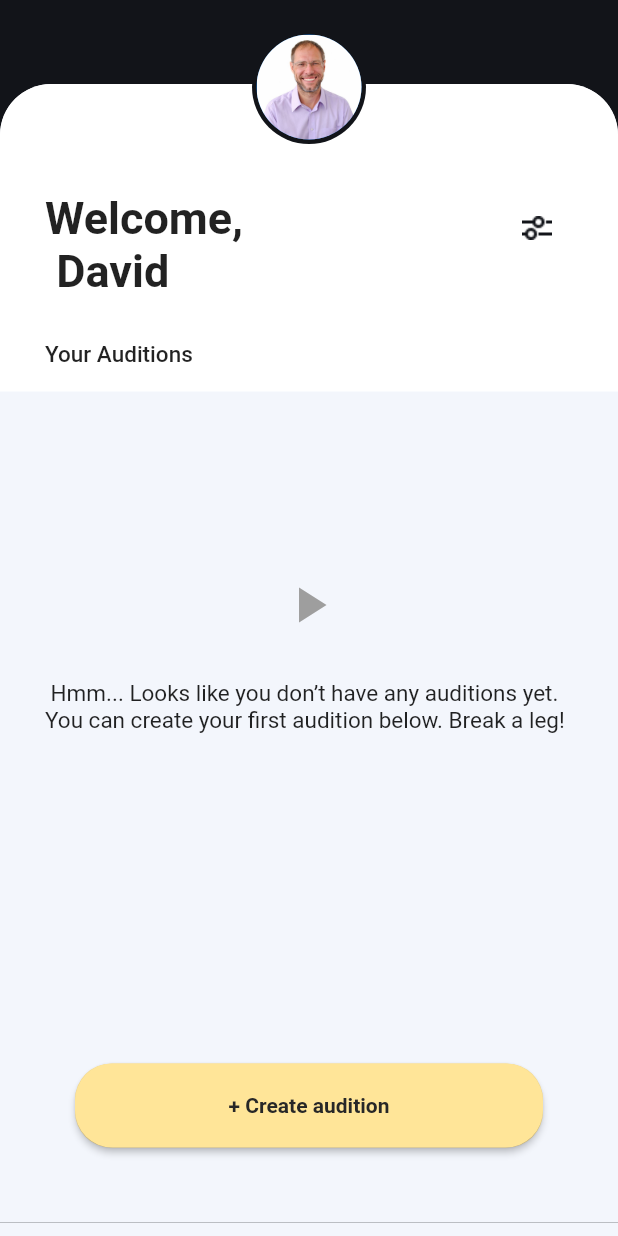
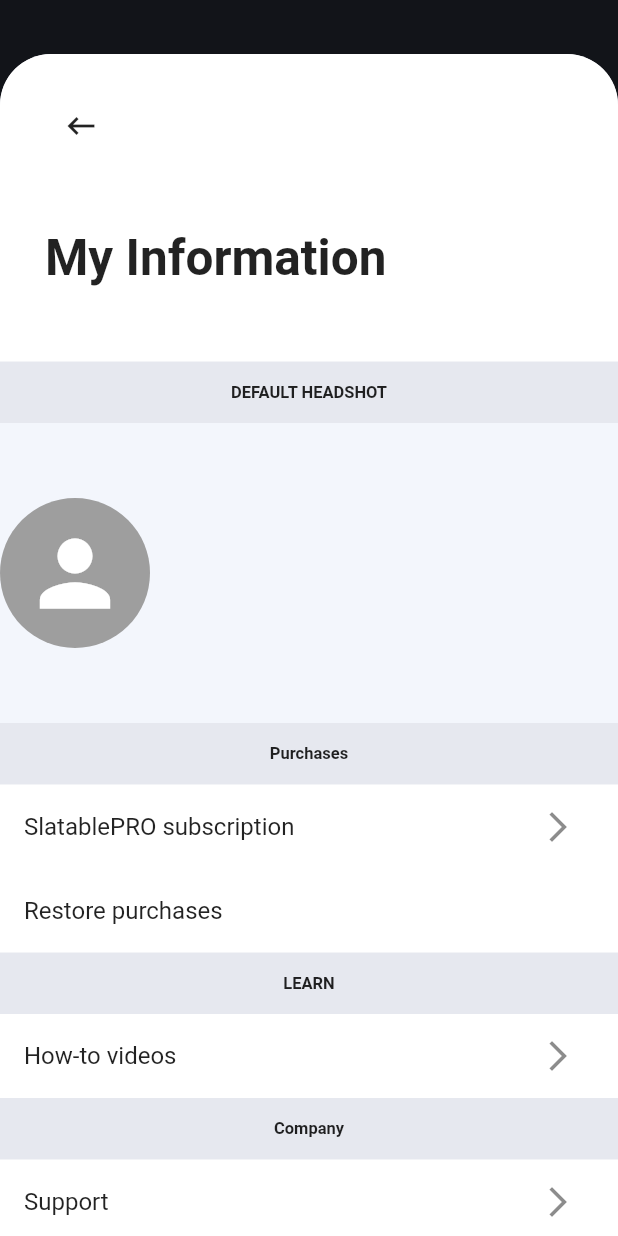
Before and after one commit to Raaft/slatable_mobile, a Flutter app: the screen it shows after launch, on a phone screen of 412 x 824 dp. Run offline on Flutter 3.47's test engine with Material 2 defaults, Android fonts, the phone set to English and light mode, and no system bars; our stand-ins replace bloc, flutter_bloc, flutter_riverpod, hexcolor, riverpod; Roboto replaces fonts that are missing (Montserrat, NetflixSans).

Commit message:
home update

```diff
--- a/slatable_mobile/lib/main.dart
+++ b/slatable_mobile/lib/main.dart
@@ -5,7 +5,7 @@ import 'package:slatable_mobile/config/app_theme.dart';
 import 'package:slatable_mobile/cubit/mainCubit/cubit.dart';
 import 'package:slatable_mobile/cubit/mainCubit/states.dart';
 
-import 'package:slatable_mobile/modules/home/view/Screens/homelightEmptyScreen.dart';
+import 'package:slatable_mobile/modules/home/view/Screens/myInfoScreen.dart';
 
 import 'cubit/bloc_obsirve.dart';
 
@@ -28,10 +28,7 @@ class Slatable extends StatelessWidget {
               return MaterialApp(
                 title: 'Flutter Demo',
                 theme: lightAppTheme,
-                home: HomeLightEmptyScreen(),
-                /*  WelcomeScreen(
-                  key: UniqueKey(),
-                )  */
+                home: MyInfoScreen(),
               );
             }));
   }
--- /dev/null
+++ b/slatable_mobile/lib/modules/home/view/Screens/myInfoScreen.dart
@@ -0,0 +1,157 @@
+
+
+import 'package:flutter/material.dart';
+import 'package:flutter/widgets.dart';
+import 'package:hexcolor/hexcolor.dart';
+
+
+import 'package:slatable_mobile/modules/home/view/componant/homeCompnant.dart';
+
+class MyInfoScreen extends StatelessWidget {
+  const MyInfoScreen({Key? key}) : super(key: key);
+
+  @override
+  Widget build(BuildContext context) {
+    return Scaffold(
+        body: createBodySetting([
+          buildHeadContainer(),
+          Padding(
+            padding: const EdgeInsets.all(14),
+            child: Text(
+              "DEFAULT HEADSHOT",
+              style: TextStyle(fontSize: 11, fontWeight: FontWeight.w600),
+              textAlign: TextAlign.start,
+            ),
+          ),
+          Container(
+            height: 200,
+            color: HexColor("#F3F6FC"),
+            child: Row(
+              children: [
+                CircleAvatar(radius: 50,child: Icon(Icons.person,color: Colors.white,size: 70,),
+                backgroundColor: Colors.grey,),
+                Column(children: [
+
+                ],)
+              ],
+            ),
+          ),
+          Padding(
+            padding: const EdgeInsets.all(14),
+            child: Text(
+              "Purchases",
+              style: TextStyle(fontSize: 11, fontWeight: FontWeight.w600),
+              textAlign: TextAlign.start,
+            ),
+          ),
+          Container(
+            color: Colors.white,
+            child: Column(
+              children: [
+                ListTile(
+                  title: Text("SlatablePRO subscription"),
+                  trailing: IconButton(
+                      onPressed: () {}, icon: Icon(Icons.arrow_forward_ios)),
+                ),
+                ListTile(
+                  title: Text("Restore purchases"),
+                ),
+              ],
+            ),
+          ),
+          Padding(
+            padding: const EdgeInsets.all(14),
+            child: Text(
+              "LEARN",
+              style: TextStyle(fontSize: 11, fontWeight: FontWeight.w600),
+              textAlign: TextAlign.start,
+            ),
+          ),
+          Container(
+            color: Colors.white,
+            child: Column(
+              children: [
+                ListTile(
+                  title: Text("How-to videos"),
+                  trailing: IconButton(
+                      onPressed: () {}, icon: Icon(Icons.arrow_forward_ios)),
+                ),
+              ],
+            ),
+          ),
+          Padding(
+            padding: const EdgeInsets.all(14),
+            child: Text(
+              "Company",
+              style: TextStyle(fontSize: 11, fontWeight: FontWeight.w600),
+              textAlign: TextAlign.start,
+            ),
+          ),
+          Container(
+            color: Colors.white,
+            child: Column(
+              children: [
+                ListTile(
+                  title: Text("Support"),
+                  trailing: IconButton(
+                      onPressed: () {}, icon: Icon(Icons.arrow_forward_ios)),
+                ),
+                ListTile(
+                  title: Text("Legal"),
+                  trailing: IconButton(
+                      onPressed: () {}, icon: Icon(Icons.arrow_forward_ios)),
+                ),
+              ],
+            ),
+          ),
+          Padding(
+            padding: const EdgeInsets.all(14),
+            child: Text(
+              "Information",
+              style: TextStyle(fontSize: 11, fontWeight: FontWeight.w600),
+              textAlign: TextAlign.start,
+            ),
+          ),
+          Container(
+            color: Colors.white,
+            child: Column(
+              children: [
+                ListTile(
+                  title: Text("Available space"),
+                  trailing: Text("60GB"),
+                ),
+                ListTile(
+                  title: Text("Version"),
+                  trailing: Text("0.1"),
+                ),
+              ],
+            ),
+          ),
+        ], MainAxisAlignment.start));
+  }
+
+  buildHeadContainer() {
+    return Container(
+      padding: EdgeInsets.only(top: 24, right: 30, left: 30, bottom: 50),
+      child: Column(
+        crossAxisAlignment: CrossAxisAlignment.start,
+        mainAxisAlignment: MainAxisAlignment.spaceBetween,
+        children: [
+          IconButton(onPressed: () {}, icon: Icon(Icons.keyboard_backspace)),
+          Text(
+            "My Information",
+            style: TextStyle(fontSize: 33, fontWeight: FontWeight.w700),
+          ),
+        ],
+      ),
+      height: 205,
+      width: double.infinity,
+      decoration: BoxDecoration(
+          color: Colors.white,
+          borderRadius: BorderRadius.only(
+            topLeft: Radius.circular(34),
+            topRight: Radius.circular(34),
+          )),
+    );
+  }
+}
--- a/slatable_mobile/lib/modules/home/view/componant/homeCompnant.dart
+++ b/slatable_mobile/lib/modules/home/view/componant/homeCompnant.dart
@@ -124,7 +124,7 @@ createBodySetting(
                     ),
                     //height: MediaQuery.of(context).size.height - 100,
                     decoration: BoxDecoration(
-                        color: HexColor("#F3F6FC"),
+                        color: HexColor("#E6E8EF"),
                         borderRadius: BorderRadius.only(
                             topLeft: Radius.circular(34),
                             topRight: Radius.circular(34))),
```
Also changed, not shown: slatable_mobile/lib/modules/home/view/Screens/addLinksForInvitedAuditionFreeVersion.dart (added, +74 -0 lines), slatable_mobile/lib/modules/home/view/Screens/addLinksForInvitedAuditionProoScreen.dart (added, +93 -0 lines), slatable_mobile/lib/modules/home/view/Screens/invitedAuditionAddLinksScreen.dart (added, +162 -0 lines), slatable_mobile/lib/modules/home/view/Screens/settingsScreen.dart (added, +170 -0 lines), slatable_mobile/lib/modules/home/view/componant/takesPopulatedCompo.dart (+11 -12 lines).
